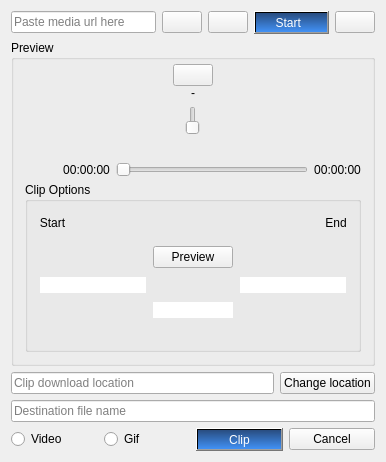
This is src/mainwindow.ui in keshavbhatt/plumber as Qt 5 draws it before an edit. The edited form follows.
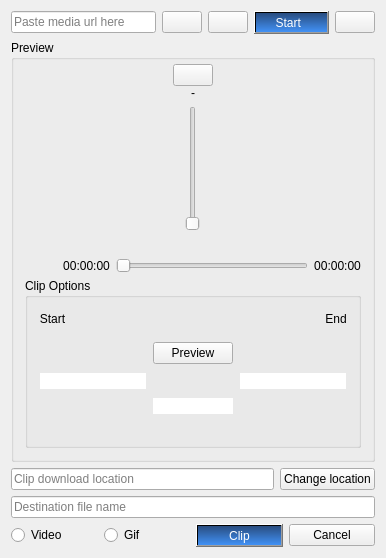
This is the edited form. Icons and pictures are not drawn. Custom widgets are drawn as their Qt base class.

Commit message: spacebar shortcut

Diff of the .ui file:
```diff
--- a/src/mainwindow.ui
+++ b/src/mainwindow.ui
@@ -6,8 +6,8 @@
    <rect>
     <x>0</x>
     <y>0</y>
-    <width>342</width>
-    <height>462</height>
+    <width>362</width>
+    <height>558</height>
    </rect>
   </property>
   <property name="windowTitle">
```
Left out of the diff: 3 changed lines with no effect on the pictures. The commit also changes 2 other files.
